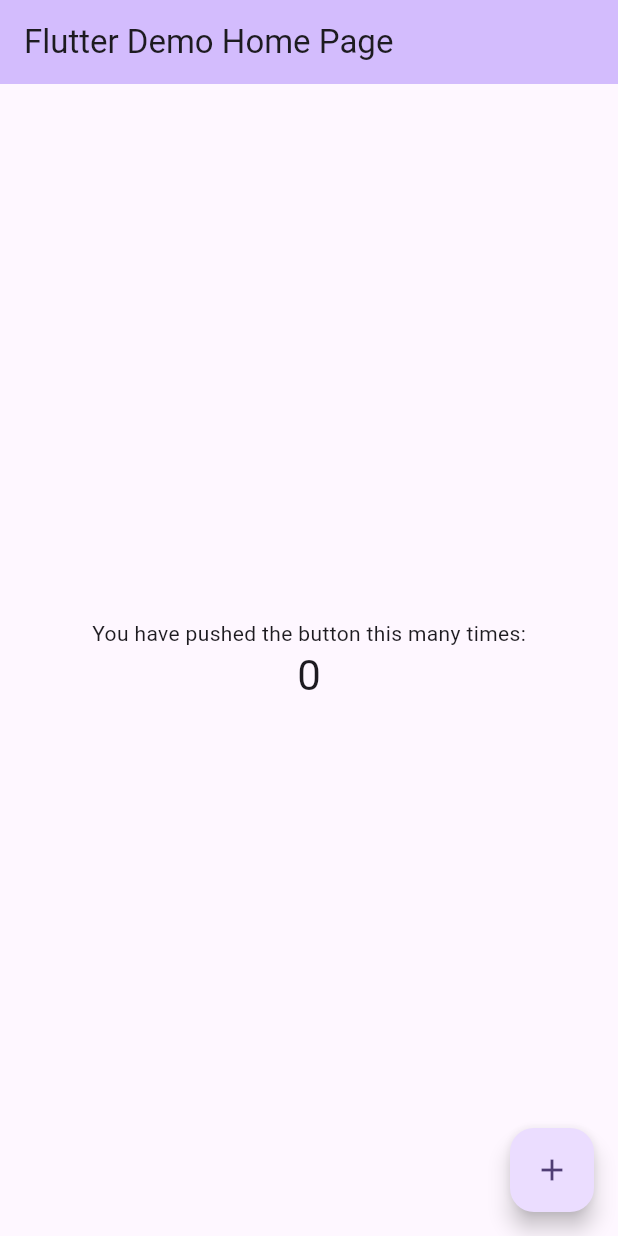
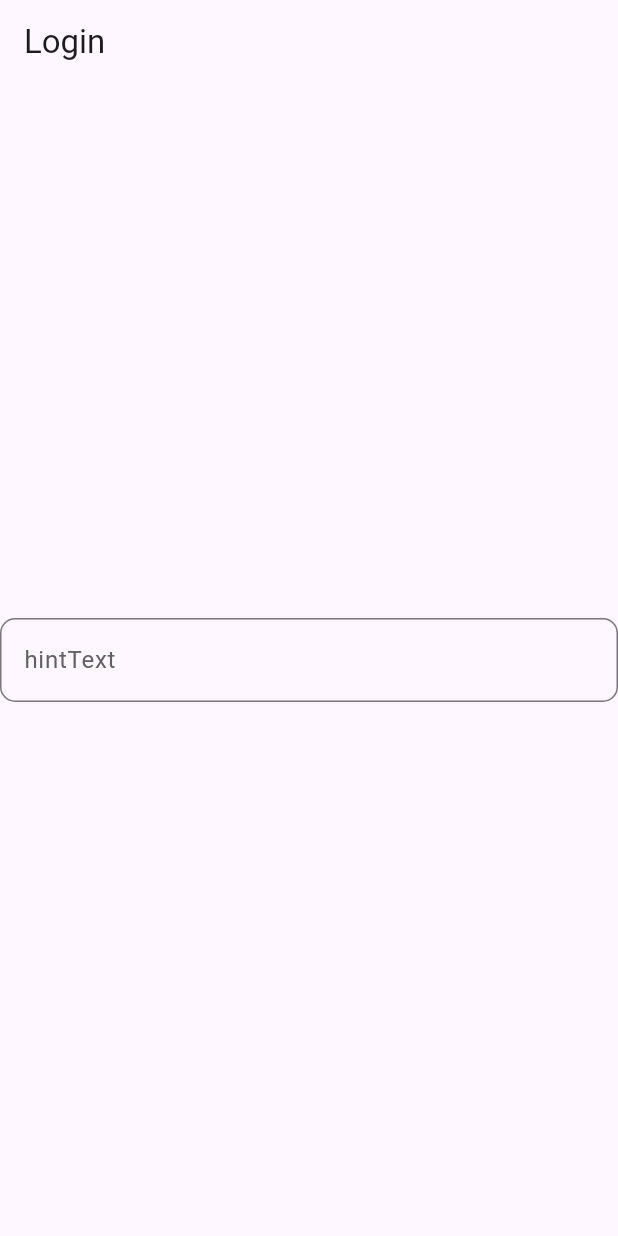
Before and after one commit to abdelhamiddsalah/moneymateapp, a Flutter app: the screen it shows after launch, on a phone screen of 412 x 824 dp. Run offline on Flutter 3.47's test engine with Material 3 defaults, Android fonts, the phone set to English and light mode, and no system bars; our stand-ins replace bloc, equatable, firebase_core, go_router; accounts and stored records are empty.

Commit message:
go router

```diff
--- /dev/null
+++ b/lib/core/routing/app_routing.dart
@@ -0,0 +1,22 @@
+import 'package:go_router/go_router.dart';
+import 'package:moneymateapp/core/routing/routes.dart';
+import 'package:moneymateapp/features/auth/features/login/presentation/pages/login_view.dart';
+
+
+class AppRouting {
+  static final GoRouter router = GoRouter(
+    initialLocation:
+        Routes.onboarding, // التأكد أن initialLocation يطابق Route موجود
+    routes: <GoRoute>[
+
+      GoRoute(
+        path: Routes.onboarding,
+        builder: (context, state) => const LoginView(),
+      ),
+       GoRoute(
+        path: Routes.login,
+        builder: (context, state) => const LoginView(),
+      ),
+    ],
+  );
+}
--- /dev/null
+++ b/lib/core/routing/routes.dart
@@ -0,0 +1,6 @@
+class Routes {
+
+  static const String login = '/login';
+  static const String onboarding = '/onboarding';
+
+}
--- /dev/null
+++ b/lib/core/widgets/custom_textformfiled.dart
@@ -0,0 +1,48 @@
+import 'package:flutter/material.dart';
+
+class CustomTextFormField extends StatelessWidget {
+  const CustomTextFormField({ this.validator, this.controller,super.key,required this.hintText});
+ final String? Function(String?)? validator ;
+ final TextEditingController? controller;
+ final String hintText;
+  @override
+  Widget build(BuildContext context) {
+    return  TextFormField(
+
+      validator:validator ,
+      controller: controller,
+      decoration: InputDecoration(
+        hintText: hintText,
+        hintStyle: TextStyle(
+          color: Colors.grey.shade700,
+          fontSize: 16,
+        ),
+        errorBorder: OutlineInputBorder(
+          borderRadius: BorderRadius.circular(20),
+          borderSide: BorderSide(
+            color: Colors.red,
+            width: 1,
+          ),
+
+        ) ,
+        focusedBorder: OutlineInputBorder(
+          borderRadius: BorderRadius.circular(10),
+          borderSide: BorderSide(
+
+             color: Colors.grey,
+            width: 2,
+          ),
+
+        ),
+        border: OutlineInputBorder(
+          borderRadius: BorderRadius.circular(10),
+          borderSide: BorderSide(
+             color: Colors.grey.shade300,
+            width: 1,
+          ),
+
+        )
+      ),
+    );
+  }
+}
--- /dev/null
+++ b/lib/features/auth/features/login/presentation/pages/login_view.dart
@@ -0,0 +1,23 @@
+import 'package:flutter/material.dart';
+import 'package:moneymateapp/core/widgets/custom_textformfiled.dart';
+
+class LoginView extends StatelessWidget {
+  const LoginView({super.key});
+
+  @override
+  Widget build(BuildContext context) {
+    return  Scaffold(
+      appBar: AppBar(
+        title: const Text('Login'),
+      ),
+      body: Center(
+        child: Column(
+          mainAxisAlignment: MainAxisAlignment.center,
+          children: <Widget>[
+          CustomTextFormField(hintText: 'hintText')
+          ],
+        ),
+      ),
+    );
+  }
+}
--- a/lib/main.dart
+++ b/lib/main.dart
@@ -1,5 +1,6 @@
 import 'package:firebase_core/firebase_core.dart';
 import 'package:flutter/material.dart';
+import 'package:moneymateapp/core/routing/app_routing.dart';
 import 'package:moneymateapp/firebase_options.dart';
 
 void main() async{
@@ -17,113 +18,12 @@ class MyApp extends StatelessWidget {
   // This widget is the root of your application.
   @override
   Widget build(BuildContext context) {
-    return MaterialApp(
-      title: 'MoneyMate',
-      theme: ThemeData(
-        // This is the theme of your application.
-        //
-        // TRY THIS: Try running your application with "flutter run". You'll see
-        // the application has a purple toolbar. Then, without quitting the app,
-        // try changing the seedColor in the colorScheme below to Colors.green
-        // and then invoke "hot reload" (save your changes or press the "hot
-        // reload" button in a Flutter-supported IDE, or press "r" if you used
-        // the command line to start the app).
-        //
-        // Notice that the counter didn't reset back to zero; the application
-        // state is not lost during the reload. To reset the state, use hot
-        // restart instead.
-        //
-        // This works for code too, not just values: Most code changes can be
-        // tested with just a hot reload.
-        colorScheme: ColorScheme.fromSeed(seedColor: Colors.deepPurple),
-      ),
-      home: const MyHomePage(title: 'Flutter Demo Home Page'),
+    return MaterialApp.router(
+       debugShowCheckedModeBanner: false,
+        title: 'MOnyMate',
+        routerConfig: AppRouting.router,
+
+
     );
   }
 }
-
-class MyHomePage extends StatefulWidget {
-  const MyHomePage({super.key, required this.title});
-
-  // This widget is the home page of your application. It is stateful, meaning
-  // that it has a State object (defined below) that contains fields that affect
-  // how it looks.
-
-  // This class is the configuration for the state. It holds the values (in this
-  // case the title) provided by the parent (in this case the App widget) and
-  // used by the build method of the State. Fields in a Widget subclass are
-  // always marked "final".
-
-  final String title;
-
-  @override
-  State<MyHomePage> createState() => _MyHomePageState();
-}
-
-class _MyHomePageState extends State<MyHomePage> {
-  int _counter = 0;
-
-  void _incrementCounter() {
-    setState(() {
-      // This call to setState tells the Flutter framework that something has
-      // changed in this State, which causes it to rerun the build method below
-      // so that the display can reflect the updated values. If we changed
-      // _counter without calling setState(), then the build method would not be
-      // called again, and so nothing would appear to happen.
-      _counter++;
-    });
-  }
-
-  @override
-  Widget build(BuildContext context) {
-    // This method is rerun every time setState is called, for instance as done
-    // by the _incrementCounter method above.
-    //
-    // The Flutter framework has been optimized to make rerunning build methods
-    // fast, so that you can just rebuild anything that needs updating rather
-    // than having to individually change instances of widgets.
-    return Scaffold(
-      appBar: AppBar(
-        // TRY THIS: Try changing the color here to a specific color (to
-        // Colors.amber, perhaps?) and trigger a hot reload to see the AppBar
-        // change color while the other colors stay the same.
-        backgroundColor: Theme.of(context).colorScheme.inversePrimary,
-        // Here we take the value from the MyHomePage object that was created by
-        // the App.build method, and use it to set our appbar title.
-        title: Text(widget.title),
-      ),
-      body: Center(
-        // Center is a layout widget. It takes a single child and positions it
-        // in the middle of the parent.
-        child: Column(
-          // Column is also a layout widget. It takes a list of children and
-          // arranges them vertically. By default, it sizes itself to fit its
-          // children horizontally, and tries to be as tall as its parent.
-          //
-          // Column has various properties to control how it sizes itself and
-          // how it positions its children. Here we use mainAxisAlignment to
-          // center the children vertically; the main axis here is the vertical
-          // axis because Columns are vertical (the cross axis would be
-          // horizontal).
-          //
-          // TRY THIS: Invoke "debug painting" (choose the "Toggle Debug Paint"
-          // action in the IDE, or press "p" in the console), to see the
-          // wireframe for each widget.
-          mainAxisAlignment: MainAxisAlignment.center,
-          children: <Widget>[
-            const Text('You have pushed the button this many times:'),
-            Text(
-              '$_counter',
-              style: Theme.of(context).textTheme.headlineMedium,
-            ),
-          ],
-        ),
-      ),
-      floatingActionButton: FloatingActionButton(
-        onPressed: _incrementCounter,
-        tooltip: 'Increment',
-        child: const Icon(Icons.add),
-      ), // This trailing comma makes auto-formatting nicer for build methods.
-    );
-  }
-}
--- a/pubspec.yaml
+++ b/pubspec.yaml
@@ -38,6 +38,7 @@ dependencies:
   flutter_svg: ^2.1.0
   bloc: ^9.0.0
   equatable: ^2.0.7
+  go_router: ^15.1.2
 
 dev_dependencies:
   flutter_test:
```
Also changed, not shown: pubspec.lock, 1 other file.
